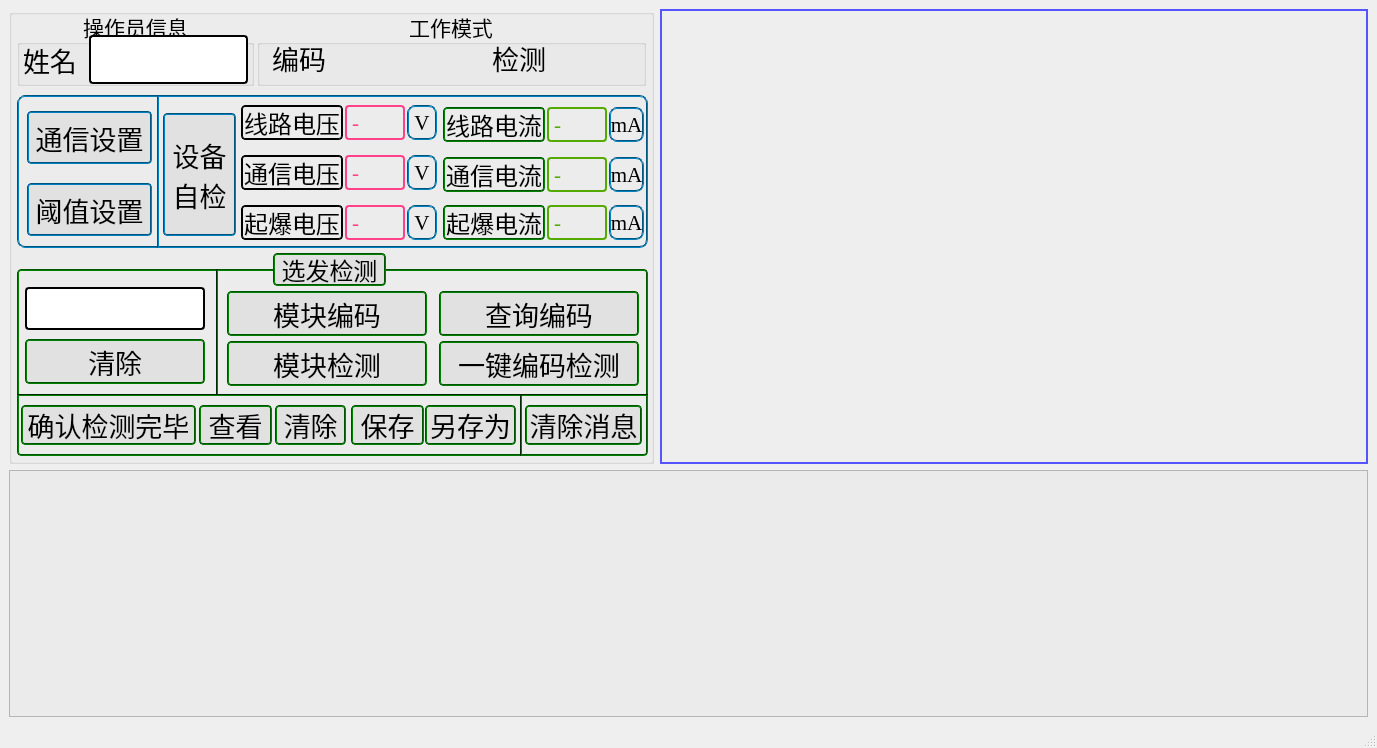
Before: the Qt Designer form Detector.ui in LeeGingko/Terminal, drawn with Qt 5.
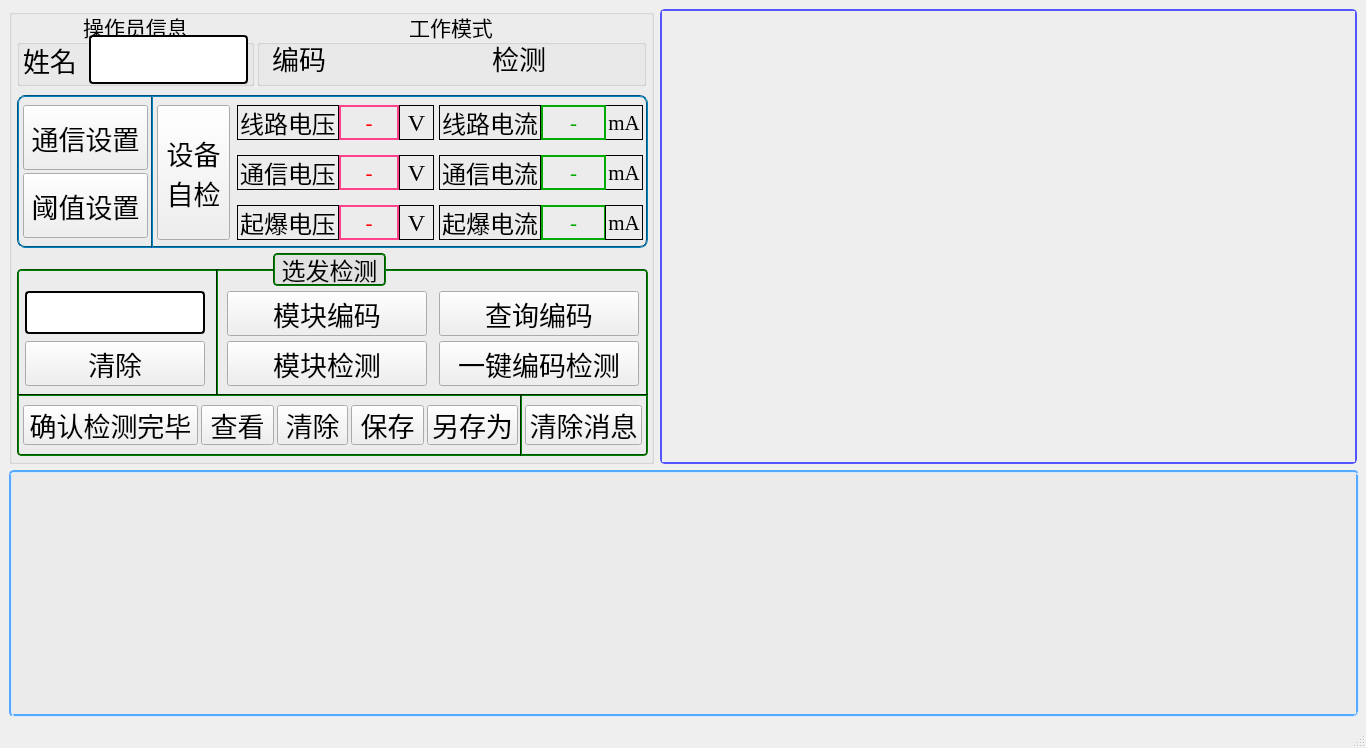
After: the same form once the commit is applied.

Diff of the .ui file:
```diff
--- a/Detector.ui
+++ b/Detector.ui
@@ -12,7 +12,7 @@
    <rect>
     <x>0</x>
     <y>0</y>
-    <width>1377</width>
+    <width>1366</width>
     <height>748</height>
    </rect>
   </property>
@@ -43,6 +43,12 @@
   <property name="windowTitle">
    <string>MainWindow</string>
   </property>
+  <property name="autoFillBackground">
+   <bool>false</bool>
+  </property>
+  <property name="styleSheet">
+   <string notr="true"/>
+  </property>
   <widget class="QWidget" name="centralwidget">
    <layout class="QFormLayout" name="formLayout">
     <item row="0" column="0">
@@ -1191,9 +1197,9 @@
        <widget class="QLabel" name="label_selfFireCurrent">
         <property name="geometry">
          <rect>
-          <x>530</x>
+          <x>524</x>
           <y>110</y>
-          <width>60</width>
+          <width>65</width>
           <height>35</height>
          </rect>
         </property>
@@ -1213,9 +1219,10 @@
          <bool>false</bool>
         </property>
         <property name="styleSheet">
-         <string notr="true">border-radius: 4px;
-border:2px solid rgb(85, 170, 0);
-color: rgb(85, 170, 0);</string>
+         <string notr="true">border-radius:0px;
+border:1.5px solid rgb(85, 170, 0);
+color: rgb(0, 170, 0);
+border-color: rgb(0, 170, 0);</string>
         </property>
         <property name="frameShape">
          <enum>QFrame::WinPanel</enum>
@@ -1235,6 +1242,9 @@
         <property name="textFormat">
          <enum>Qt::AutoText</enum>
         </property>
+        <property name="alignment">
+         <set>Qt::AlignCenter</set>
+        </property>
         <property name="wordWrap">
          <bool>false</bool>
         </property>
@@ -1245,7 +1255,7 @@
        <widget class="QLabel" name="label_operator_5">
         <property name="geometry">
          <rect>
-          <x>224</x>
+          <x>220</x>
           <y>10</y>
           <width>102</width>
           <height>35</height>
@@ -1265,8 +1275,8 @@
         </property>
         <property name="styleSheet">
          <string notr="true">QLabel{
-	border-radius: 4px;
-    border:1.5px groove rgb(0, 0, 0);
+	border:1px groove rgb(0, 0, 0);
+	border-radius:0px;
 }</string>
         </property>
         <property name="text">
@@ -1282,9 +1292,9 @@
        <widget class="QLabel" name="label_operator_22">
         <property name="geometry">
          <rect>
-          <x>592</x>
-          <y>12</y>
-          <width>35</width>
+          <x>588</x>
+          <y>10</y>
+          <width>38</width>
           <height>35</height>
          </rect>
         </property>
@@ -1300,6 +1310,12 @@
           <pointsize>16</pointsize>
          </font>
         </property>
+        <property name="styleSheet">
+         <string notr="true">QLabel{
+	border:1px groove rgb(0, 0, 0);
+	border-radius:0px;
+}</string>
+        </property>
         <property name="text">
          <string>mA</string>
         </property>
@@ -1313,10 +1329,10 @@
        <widget class="QPushButton" name="pushBtn_protocolSetting">
         <property name="geometry">
          <rect>
-          <x>10</x>
-          <y>16</y>
+          <x>6</x>
+          <y>10</y>
           <width>125</width>
-          <height>53</height>
+          <height>65</height>
          </rect>
         </property>
         <property name="font">
@@ -1332,15 +1348,8 @@
          <cursorShape>PointingHandCursor</cursorShape>
         </property>
         <property name="styleSheet">
-         <string notr="true">QPushButton{
-	border-radius: 4px;
-    border:1.5px groove gray;
-	border-color: rgb(0, 85, 127);
-	background-color: rgb(225, 225, 225);
-}	
-
-QPushButton:hover{
-	background-color: rgb(214, 234, 239);
+         <string notr="true">QPushButton:hover{
+	background-color: rgb(138, 214, 255);
 }
 QPushButton:hover:pressed{
 	background-color: rgb(130, 195, 195);
@@ -1356,7 +1365,7 @@
        <widget class="QLabel" name="label_operator_7">
         <property name="geometry">
          <rect>
-          <x>224</x>
+          <x>220</x>
           <y>60</y>
           <width>102</width>
           <height>35</height>
@@ -1376,8 +1385,8 @@
         </property>
         <property name="styleSheet">
          <string notr="true">QLabel{
-	border-radius: 4px;
-    border:1.5px groove rgb(0, 0, 0);
+	border:1px groove rgb(0, 0, 0);
+	border-radius:0px;
 }</string>
         </property>
         <property name="text">
@@ -1393,10 +1402,10 @@
        <widget class="QPushButton" name="pushBtn_thresholdSetting">
         <property name="geometry">
          <rect>
-          <x>10</x>
-          <y>88</y>
+          <x>6</x>
+          <y>78</y>
           <width>125</width>
-          <height>53</height>
+          <height>65</height>
          </rect>
         </property>
         <property name="font">
@@ -1412,15 +1421,8 @@
          <cursorShape>PointingHandCursor</cursorShape>
         </property>
         <property name="styleSheet">
-         <string notr="true">QPushButton{
-	border-radius: 4px;
-    border:1.5px groove gray;
-	border-color: rgb(0, 85, 127);
-	background-color: rgb(225, 225, 225);
-}	
-
-QPushButton:hover{
-	background-color: rgb(214, 234, 239);
+         <string notr="true">QPushButton:hover{
+	background-color: rgb(138, 214, 255);
 }
 QPushButton:hover:pressed{
 	background-color: rgb(130, 195, 195);
@@ -1436,10 +1438,10 @@
        <widget class="QPushButton" name="pushBtn_deviceSelfCheck">
         <property name="geometry">
          <rect>
-          <x>146</x>
-          <y>18</y>
+          <x>140</x>
+          <y>10</y>
           <width>73</width>
-          <height>123</height>
+          <height>135</height>
          </rect>
         </property>
         <property name="font">
@@ -1455,15 +1457,8 @@
          <cursorShape>PointingHandCursor</cursorShape>
         </property>
         <property name="styleSheet">
-         <string notr="true">QPushButton{
-	border-radius: 4px;
-    border:1.5px groove gray;
-	border-color: rgb(0, 85, 127);
-	background-color: rgb(225, 225, 225);
-}	
-
-QPushButton:hover{
-	background-color: rgb(214, 234, 239);
+         <string notr="true">QPushButton:hover{
+	background-color: rgb(138, 214, 255);
 }
 QPushButton:hover:pressed{
 	background-color: rgb(130, 195, 195);
@@ -1480,8 +1475,8 @@
        <widget class="QLabel" name="label_operator_6">
         <property name="geometry">
          <rect>
-          <x>426</x>
-          <y>12</y>
+          <x>422</x>
+          <y>10</y>
           <width>102</width>
           <height>35</height>
          </rect>
@@ -1500,9 +1495,8 @@
         </property>
         <property name="styleSheet">
          <string notr="true">QLabel{
-	border-radius: 4px;
-    border:1.5px groove gray;
-	border-color: rgb(0, 85, 0);
+	border:1px groove rgb(0, 0, 0);
+	border-radius:0px;
 }</string>
         </property>
         <property name="text">
@@ -1518,7 +1512,7 @@
        <widget class="QLabel" name="label_operator_18">
         <property name="geometry">
          <rect>
-          <x>224</x>
+          <x>220</x>
           <y>110</y>
           <width>102</width>
           <height>35</height>
@@ -1538,8 +1532,8 @@
         </property>
         <property name="styleSheet">
          <string notr="true">QLabel{
-	border-radius: 4px;
-    border:1.5px groove rgb(0, 0, 0);
+	border:1px groove rgb(0, 0, 0);
+	border-radius:0px;
 }</string>
         </property>
         <property name="text">
@@ -1555,9 +1549,9 @@
        <widget class="QLabel" name="label_operator_24">
         <property name="geometry">
          <rect>
-          <x>592</x>
-          <y>62</y>
-          <width>35</width>
+          <x>588</x>
+          <y>60</y>
+          <width>38</width>
           <height>35</height>
          </rect>
         </property>
@@ -1573,6 +1567,12 @@
           <pointsize>16</pointsize>
          </font>
         </property>
+        <property name="styleSheet">
+         <string notr="true">QLabel{
+	border:1px groove rgb(0, 0, 0);
+	border-radius:0px;
+}</string>
+        </property>
         <property name="text">
          <string>mA</string>
         </property>
@@ -1586,9 +1586,9 @@
        <widget class="QLabel" name="label_operator_23">
         <property name="geometry">
          <rect>
-          <x>390</x>
+          <x>382</x>
           <y>60</y>
-          <width>30</width>
+          <width>35</width>
           <height>35</height>
          </rect>
         </property>
@@ -1601,9 +1601,15 @@
         <property name="font">
          <font>
           <family>Times New Roman</family>
-          <pointsize>16</pointsize>
+          <pointsize>18</pointsize>
          </font>
         </property>
+        <property name="styleSheet">
+         <string notr="true">QLabel{
+	border:1px groove rgb(0, 0, 0);
+	border-radius:0px;
+}</string>
+        </property>
         <property name="text">
          <string>V</string>
         </property>
@@ -1617,9 +1623,9 @@
        <widget class="QLabel" name="label_selfLineCurrent">
         <property name="geometry">
          <rect>
-          <x>530</x>
-          <y>12</y>
-          <width>60</width>
+          <x>524</x>
+          <y>10</y>
+          <width>65</width>
           <height>35</height>
          </rect>
         </property>
@@ -1639,9 +1645,10 @@
          <bool>false</bool>
         </property>
         <property name="styleSheet">
-         <string notr="true">border-radius: 4px;
-border:2px solid rgb(85, 170, 0);
-color: rgb(85, 170, 0);</string>
+         <string notr="true">border-radius:0px;
+border:1.5px solid rgb(85, 170, 0);
+color: rgb(0, 170, 0);
+border-color: rgb(0, 170, 0);</string>
         </property>
         <property name="frameShape">
          <enum>QFrame::WinPanel</enum>
@@ -1661,6 +1668,9 @@
         <property name="textFormat">
          <enum>Qt::AutoText</enum>
         </property>
+        <property name="alignment">
+         <set>Qt::AlignCenter</set>
+        </property>
         <property name="wordWrap">
          <bool>false</bool>
         </property>
@@ -1671,8 +1681,8 @@
        <widget class="QLabel" name="label_operator_13">
         <property name="geometry">
          <rect>
-          <x>426</x>
-          <y>62</y>
+          <x>422</x>
+          <y>60</y>
           <width>102</width>
           <height>35</height>
          </rect>
@@ -1691,9 +1701,8 @@
         </property>
         <property name="styleSheet">
          <string notr="true">QLabel{
-	border-radius: 4px;
-    border:1.5px groove gray;
-	border-color: rgb(0, 85, 0);
+	border:1px groove rgb(0, 0, 0);
+	border-radius:0px;
 }</string>
         </property>
         <property name="text">
@@ -1709,9 +1718,9 @@
        <widget class="QLabel" name="label_operator_21">
         <property name="geometry">
          <rect>
-          <x>390</x>
+          <x>382</x>
           <y>10</y>
-          <width>30</width>
+          <width>35</width>
           <height>35</height>
          </rect>
         </property>
@@ -1724,9 +1733,15 @@
         <property name="font">
          <font>
           <family>Times New Roman</family>
-          <pointsize>16</pointsize>
+          <pointsize>18</pointsize>
          </font>
         </property>
+        <property name="styleSheet">
+         <string notr="true">QLabel{
+	border:1px groove rgb(0, 0, 0);
+	border-radius:0px;
+}</string>
+        </property>
         <property name="text">
          <string>V</string>
         </property>
@@ -1740,7 +1755,7 @@
        <widget class="QLabel" name="label_selfFireVoltage">
         <property name="geometry">
          <rect>
-          <x>328</x>
+          <x>322</x>
           <y>110</y>
           <width>60</width>
           <height>35</height>
@@ -1762,9 +1777,11 @@
          <bool>false</bool>
         </property>
         <property name="styleSheet">
-         <string notr="true">border-radius: 4px;
-border:2px solid rgb(255, 66, 138);
-color: rgb(255, 66, 138);</string>
+         <string notr="true">QLabel{
+	border-radius:0px;
+	border:1.5px solid rgb(255, 66, 138);
+	color: rgb(255, 0, 0);
+}</string>
         </property>
         <property name="frameShape">
          <enum>QFrame::WinPanel</enum>
@@ -1784,6 +1801,9 @@
         <property name="textFormat">
          <enum>Qt::AutoText</enum>
         </property>
+        <property name="alignment">
+         <set>Qt::AlignCenter</set>
+        </property>
         <property name="wordWrap">
          <bool>false</bool>
         </property>
@@ -1794,7 +1814,7 @@
        <widget class="QLabel" name="label_selfLineVoltage">
         <property name="geometry">
          <rect>
-          <x>328</x>
+          <x>322</x>
           <y>10</y>
           <width>60</width>
           <height>35</height>
@@ -1816,9 +1836,11 @@
          <bool>false</bool>
         </property>
         <property name="styleSheet">
-         <string notr="true">border-radius: 4px;
-border:2px solid rgb(255, 66, 138);
-color: rgb(255, 66, 138);</string>
+         <string notr="true">QLabel{
+	border-radius:0px;
+	border:1.5px solid rgb(255, 66, 138);
+	color: rgb(255, 0, 0);
+}</string>
         </property>
         <property name="frameShape">
          <enum>QFrame::WinPanel</enum>
@@ -1838,6 +1860,9 @@
         <property name="textFormat">
          <enum>Qt::AutoText</enum>
         </property>
+        <property name="alignment">
+         <set>Qt::AlignCenter</set>
+        </property>
         <property name="wordWrap">
          <bool>false</bool>
         </property>
@@ -1848,7 +1873,7 @@
        <widget class="QLabel" name="label_operator_8">
         <property name="geometry">
          <rect>
-          <x>426</x>
+          <x>422</x>
           <y>110</y>
           <width>102</width>
           <height>35</height>
@@ -1868,9 +1893,8 @@
         </property>
         <property name="styleSheet">
          <string notr="true">QLabel{
-	border-radius: 4px;
-    border:1.5px groove gray;
-	border-color: rgb(0, 85, 0);
+	border:1px groove rgb(0, 0, 0);
+	border-radius:0px;
 }</string>
         </property>
         <property name="text">
@@ -1886,9 +1910,9 @@
        <widget class="QLabel" name="label_selfComCurrent">
         <property name="geometry">
          <rect>
-          <x>530</x>
-          <y>62</y>
-          <width>60</width>
+          <x>524</x>
+          <y>60</y>
+          <width>65</width>
           <height>35</height>
          </rect>
         </property>
@@ -1908,9 +1932,10 @@
          <bool>false</bool>
         </property>
         <property name="styleSheet">
-         <string notr="true">border-radius: 4px;
-border:2px solid rgb(85, 170, 0);
-color: rgb(85, 170, 0);</string>
+         <string notr="true">border-radius:0px;
+border:1.5px solid rgb(85, 170, 0);
+color: rgb(0, 170, 0);
+border-color: rgb(0, 170, 0);</string>
         </property>
         <property name="frameShape">
          <enum>QFrame::WinPanel</enum>
@@ -1930,6 +1955,9 @@
         <property name="textFormat">
          <enum>Qt::AutoText</enum>
         </property>
+        <property name="alignment">
+         <set>Qt::AlignCenter</set>
+        </property>
         <property name="wordWrap">
          <bool>false</bool>
         </property>
@@ -1940,7 +1968,7 @@
        <widget class="QLabel" name="label_selfComVoltage">
         <property name="geometry">
          <rect>
-          <x>328</x>
+          <x>322</x>
           <y>60</y>
           <width>60</width>
           <height>35</height>
@@ -1962,9 +1990,11 @@
          <bool>false</bool>
         </property>
         <property name="styleSheet">
-         <string notr="true">border-radius: 4px;
-border:2px solid rgb(255, 66, 138);
-color: rgb(255, 66, 138);</string>
+         <string notr="true">QLabel{
+	border-radius:0px;
+	border:1.5px solid rgb(255, 66, 138);
+	color: rgb(255, 0, 0);
+}</string>
         </property>
         <property name="frameShape">
          <enum>QFrame::WinPanel</enum>
@@ -1984,6 +2014,9 @@
         <property name="textFormat">
          <enum>Qt::AutoText</enum>
         </property>
+        <property name="alignment">
+         <set>Qt::AlignCenter</set>
+        </property>
         <property name="wordWrap">
          <bool>false</bool>
         </property>
@@ -1994,9 +2027,9 @@
        <widget class="QLabel" name="label_operator_27">
         <property name="geometry">
          <rect>
-          <x>592</x>
+          <x>588</x>
           <y>110</y>
-          <width>35</width>
+          <width>38</width>
           <height>35</height>
          </rect>
         </property>
@@ -2012,6 +2045,12 @@
           <pointsize>16</pointsize>
          </font>
         </property>
+        <property name="styleSheet">
+         <string notr="true">QLabel{
+	border:1px groove rgb(0, 0, 0);
+	border-radius:0px;
+}</string>
+        </property>
         <property name="text">
          <string>mA</string>
         </property>
@@ -2025,9 +2064,9 @@
        <widget class="QLabel" name="label_operator_40">
         <property name="geometry">
          <rect>
-          <x>390</x>
+          <x>382</x>
           <y>110</y>
-          <width>30</width>
+          <width>35</width>
           <height>35</height>
          </rect>
         </property>
@@ -2040,9 +2079,15 @@
         <property name="font">
          <font>
           <family>Times New Roman</family>
-          <pointsize>16</pointsize>
+          <pointsize>18</pointsize>
          </font>
         </property>
+        <property name="styleSheet">
+         <string notr="true">QLabel{
+	border:1px groove rgb(0, 0, 0);
+	border-radius:0px;
+}</string>
+        </property>
         <property name="text">
          <string>V</string>
         </property>
@@ -2056,7 +2101,7 @@
        <widget class="Line" name="line">
         <property name="geometry">
          <rect>
-          <x>140</x>
+          <x>134</x>
           <y>0</y>
           <width>2</width>
           <height>153</height>
@@ -2107,7 +2152,7 @@
         <property name="geometry">
          <rect>
           <x>8</x>
-          <y>70</y>
+          <y>72</y>
           <width>180</width>
           <height>45</height>
          </rect>
@@ -2131,15 +2176,8 @@
          <cursorShape>PointingHandCursor</cursorShape>
         </property>
         <property name="styleSheet">
-         <string notr="true">QPushButton{
-	border-radius: 4px;
-    border:1.5px groove gray;
-	border-color: rgb(0, 85, 0);
-	background-color: rgb(225, 225, 225);
-}	
-
-QPushButton:hover{
-	background-color: rgb(214, 234, 239);
+         <string notr="true">QPushButton:hover{
+	background-color: rgb(138, 214, 255);
 }
 QPushButton:hover:pressed{
 	background-color: rgb(130, 195, 195);
@@ -2180,15 +2218,8 @@
          <cursorShape>PointingHandCursor</cursorShape>
         </property>
         <property name="styleSheet">
-         <string notr="true">QPushButton{
-	border-radius: 4px;
-    border:1.5px groove gray;
-	border-color: rgb(0, 85, 0);
-	background-color: rgb(225, 225, 225);
-}	
-
-QPushButton:hover{
-	background-color: rgb(214, 234, 239);
+         <string notr="true">QPushButton:hover{
+	background-color: rgb(138, 214, 255);
 }
 QPushButton:hover:pressed{
 	background-color: rgb(130, 195, 195);
@@ -2205,7 +2236,7 @@
         <property name="geometry">
          <rect>
           <x>8</x>
-          <y>18</y>
+          <y>22</y>
           <width>180</width>
           <height>43</height>
          </rect>
@@ -2266,15 +2297,8 @@
          <cursorShape>PointingHandCursor</cursorShape>
         </property>
         <property name="styleSheet">
-         <string notr="true">QPushButton{
-	border-radius: 4px;
-    border:1.5px groove gray;
-	border-color: rgb(0, 85, 0);
-	background-color: rgb(225, 225, 225);
-}	
-
-QPushButton:hover{
-	background-color: rgb(214, 234, 239);
+         <string notr="true">QPushButton:hover{
+	background-color: rgb(138, 214, 255);
 }
 QPushButton:hover:pressed{
 	background-color: rgb(130, 195, 195);
@@ -2309,15 +2333,8 @@
          <cursorShape>PointingHandCursor</cursorShape>
         </property>
         <property name="styleSheet">
-         <string notr="true">QPushButton{
-	border-radius: 4px;
-    border:1.5px groove gray;
-	border-color: rgb(0, 85, 0);
-	background-color: rgb(225, 225, 225);
-}	
-
-QPushButton:hover{
-	background-color: rgb(214, 234, 239);
+         <string notr="true">QPushButton:hover{
+	background-color: rgb(138, 214, 255);
 }
 QPushButton:hover:pressed{
 	background-color: rgb(130, 195, 195);
@@ -2352,15 +2369,8 @@
          <cursorShape>PointingHandCursor</cursorShape>
         </property>
         <property name="styleSheet">
-         <string notr="true">QPushButton{
-	border-radius: 4px;
-    border:1.5px groove gray;
-	border-color: rgb(0, 85, 0);
-	background-color: rgb(225, 225, 225);
-}	
-
-QPushButton:hover{
-	background-color: rgb(214, 234, 239);
+         <string notr="true">QPushButton:hover{
+	background-color: rgb(138, 214, 255);
 }
 QPushButton:hover:pressed{
 	background-color: rgb(130, 195, 195);
@@ -3305,15 +3315,8 @@
          <cursorShape>PointingHandCursor</cursorShape>
         </property>
         <property name="styleSheet">
-         <string notr="true">QPushButton{
-	border-radius: 4px;
-    border:1.5px groove gray;
-	border-color: rgb(0, 85, 0);
-	background-color: rgb(225, 225, 225);
-}	
-
-QPushButton:hover{
-	background-color: rgb(214, 234, 239);
+         <string notr="true">QPushButton:hover{
+	background-color: rgb(138, 214, 255);
 }
 QPushButton:hover:pressed{
 	background-color: rgb(130, 195, 195);
@@ -3348,15 +3351,8 @@
          <cursorShape>PointingHandCursor</cursorShape>
         </property>
         <property name="styleSheet">
-         <string notr="true">QPushButton{
-	border-radius: 4px;
-    border:1.5px groove gray;
-	border-color: rgb(0, 85, 0);
-	background-color: rgb(225, 225, 225);
-}	
-
-QPushButton:hover{
-	background-color: rgb(214, 234, 239);
+         <string notr="true">QPushButton:hover{
+	background-color: rgb(138, 214, 255);
 }
 QPushButton:hover:pressed{
 	background-color: rgb(130, 195, 195);
@@ -3833,7 +3829,7 @@
        <widget class="QPushButton" name="pushBtn_confirmDetection">
         <property name="geometry">
          <rect>
-          <x>4</x>
+          <x>6</x>
           <y>136</y>
           <width>175</width>
           <height>40</height>
@@ -3852,15 +3848,8 @@
          <cursorShape>PointingHandCursor</cursorShape>
         </property>
         <property name="styleSheet">
-         <string notr="true">QPushButton{
-	border-radius: 4px;
-    border:1.5px groove gray;
-	border-color: rgb(0, 85, 0);
-	background-color: rgb(225, 225, 225);
-}	
-
-QPushButton:hover{
-	background-color: rgb(214, 234, 239);
+         <string notr="true">QPushButton:hover{
+	background-color: rgb(138, 214, 255);
 }
 QPushButton:hover:pressed{
 	background-color: rgb(130, 195, 195);
@@ -3882,7 +3871,7 @@
        <widget class="QPushButton" name="pushBtn_clearResults">
         <property name="geometry">
          <rect>
-          <x>258</x>
+          <x>260</x>
           <y>136</y>
           <width>71</width>
           <height>40</height>
@@ -3901,15 +3890,8 @@
          <cursorShape>PointingHandCursor</cursorShape>
         </property>
         <property name="styleSheet">
-         <string notr="true">QPushButton{
-	border-radius: 4px;
-    border:1.5px groove gray;
-	border-color: rgb(0, 85, 0);
-	background-color: rgb(225, 225, 225);
-}	
-
-QPushButton:hover{
-	background-color: rgb(214, 234, 239);
+         <string notr="true">QPushButton:hover{
+	background-color: rgb(138, 214, 255);
 }
 QPushButton:hover:pressed{
 	background-color: rgb(130, 195, 195);
@@ -3925,7 +3907,7 @@
        <widget class="QPushButton" name="pushBtn_saveResultsAs">
         <property name="geometry">
          <rect>
-          <x>408</x>
+          <x>410</x>
           <y>136</y>
           <width>91</width>
           <height>40</height>
@@ -3944,15 +3926,8 @@
          <cursorShape>PointingHandCursor</cursorShape>
         </property>
         <property name="styleSheet">
-         <string notr="true">QPushButton{
-	border-radius: 4px;
-    border:1.5px groove gray;
-	border-color: rgb(0, 85, 0);
-	background-color: rgb(225, 225, 225);
-}	
-
-QPushButton:hover{
-	background-color: rgb(214, 234, 239);
+         <string notr="true">QPushButton:hover{
+	background-color: rgb(138, 214, 255);
 }
 QPushButton:hover:pressed{
 	background-color: rgb(130, 195, 195);
@@ -3974,7 +3949,7 @@
        <widget class="QPushButton" name="pushBtn_showResults">
         <property name="geometry">
          <rect>
-          <x>182</x>
+          <x>184</x>
           <y>136</y>
           <width>73</width>
           <height>40</height>
@@ -3993,15 +3968,8 @@
          <cursorShape>PointingHandCursor</cursorShape>
         </property>
         <property name="styleSheet">
-         <string notr="true">QPushButton{
-	border-radius: 4px;
-    border:1.5px groove gray;
-	border-color: rgb(0, 85, 0);
-	background-color: rgb(225, 225, 225);
-}	
-
-QPushButton:hover{
-	background-color: rgb(214, 234, 239);
+         <string notr="true">QPushButton:hover{
+	background-color: rgb(138, 214, 255);
 }
 QPushButton:hover:pressed{
 	background-color: rgb(130, 195, 195);
@@ -4073,7 +4041,7 @@
       </property>
       <property name="minimumSize">
        <size>
-        <width>703</width>
+        <width>695</width>
         <height>455</height>
        </size>
       </property>
@@ -4314,9 +4282,8 @@
       </property>
       <property name="styleSheet">
        <string notr="true">QTextBrowser {
-	
-	color: rgb(85, 85, 255);
-	background-color: rgb(238, 238, 238);
+	border-radius: 5px;
+	border:2px solid rgb(85, 85, 255);
 	font: 16pt &quot;Cascadia Mono PL SemiLight&quot;;
 }</string>
       </property>
@@ -4345,7 +4312,7 @@
      <widget class="QTableView" name="tableView_result">
       <property name="minimumSize">
        <size>
-        <width>1359</width>
+        <width>1350</width>
         <height>200</height>
        </size>
       </property>
@@ -4802,8 +4769,18 @@
       <property name="mouseTracking">
        <bool>true</bool>
       </property>
+      <property name="autoFillBackground">
+       <bool>false</bool>
+      </property>
       <property name="styleSheet">
-       <string notr="true"/>
+       <string notr="true">QTableView{
+	border-radius: 5px;
+    border:3px groove rgb(0, 85, 0);
+	border-color: rgb(85, 170, 255);
+}</string>
+      </property>
+      <property name="gridStyle">
+       <enum>Qt::SolidLine</enum>
       </property>
       <attribute name="horizontalHeaderMinimumSectionSize">
        <number>54</number>
```
Left out of the diff: 32 changed lines with no effect on the pictures.
